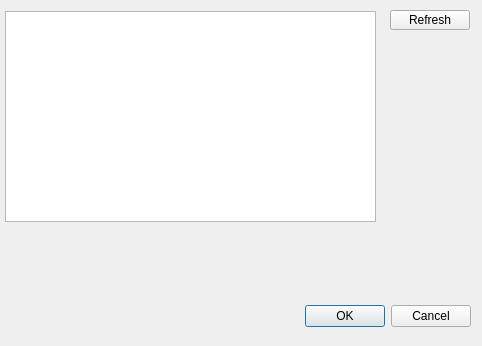
Old version of the form textedit/dialoggitstatus.ui in the repository WilliamGong/gitnote.
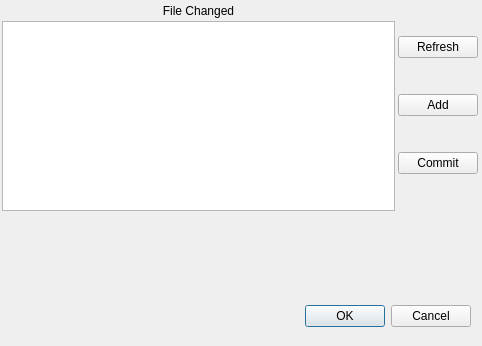
New version of the form.

Commit message: 实现 commit 提交 在提交时默认会先 add 所有文件 comment 内容为操作时的时间戳

Diff of the .ui file:
```diff
--- a/textedit/dialoggitstatus.ui
+++ b/textedit/dialoggitstatus.ui
@@ -29,15 +29,45 @@
     <set>QDialogButtonBox::Cancel|QDialogButtonBox::Ok</set>
    </property>
   </widget>
-  <widget class="QTableView" name="tableViewGitStatus">
+  <widget class="QWidget" name="horizontalLayoutWidget">
    <property name="geometry">
     <rect>
-     <x>5</x>
-     <y>11</y>
-     <width>371</width>
+     <x>0</x>
+     <y>0</y>
+     <width>481</width>
      <height>211</height>
     </rect>
    </property>
+   <layout class="QHBoxLayout" name="horizontalLayout">
+    <property name="spacing">
+     <number>0</number>
+    </property>
+    <property name="leftMargin">
+     <number>2</number>
+    </property>
+    <item>
+     <layout class="QVBoxLayout" name="verticalLayout_3" stretch="10,90">
+      <property name="spacing">
+       <number>0</number>
+      </property>
+      <property name="leftMargin">
+       <number>0</number>
+      </property>
+      <item>
+       <widget class="QLabel" name="label">
+        <property name="layoutDirection">
+         <enum>Qt::LeftToRight</enum>
+        </property>
+        <property name="text">
+         <string>File Changed</string>
+        </property>
+        <property name="alignment">
+         <set>Qt::AlignCenter</set>
+        </property>
+       </widget>
+      </item>
+      <item>
+       <widget class="QTableView" name="tableViewGitStatus">
    <property name="editTriggers">
     <set>QAbstractItemView::NoEditTriggers</set>
    </property>
@@ -51,18 +81,41 @@
     <bool>false</bool>
    </attribute>
   </widget>
+      </item>
+     </layout>
+    </item>
+    <item>
+     <layout class="QVBoxLayout" name="verticalLayout">
+      <property name="leftMargin">
+       <number>3</number>
+      </property>
+      <property name="rightMargin">
+       <number>3</number>
+      </property>
+      <item>
   <widget class="QPushButton" name="btnRefresh">
-   <property name="geometry">
-    <rect>
-     <x>390</x>
-     <y>10</y>
-     <width>80</width>
-     <height>20</height>
-    </rect>
-   </property>
    <property name="text">
     <string>Refresh</string>
    </property>
+       </widget>
+      </item>
+      <item>
+       <widget class="QPushButton" name="btnAdd">
+        <property name="text">
+         <string>Add</string>
+        </property>
+       </widget>
+      </item>
+      <item>
+       <widget class="QPushButton" name="btnCommit">
+        <property name="text">
+         <string>Commit</string>
+        </property>
+       </widget>
+      </item>
+     </layout>
+    </item>
+   </layout>
   </widget>
  </widget>
  <resources/>
```
Lines whose indentation alone changed are shown as unchanged. The commit also changes 7 other files.
